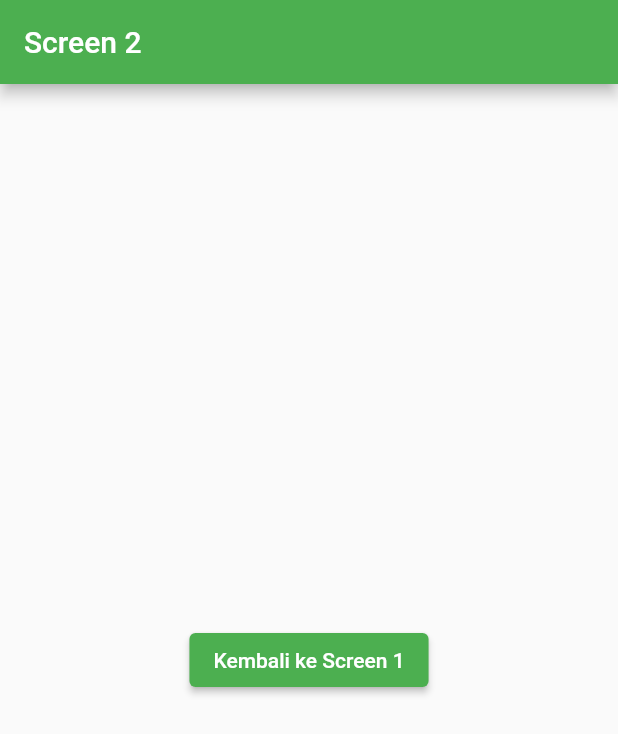
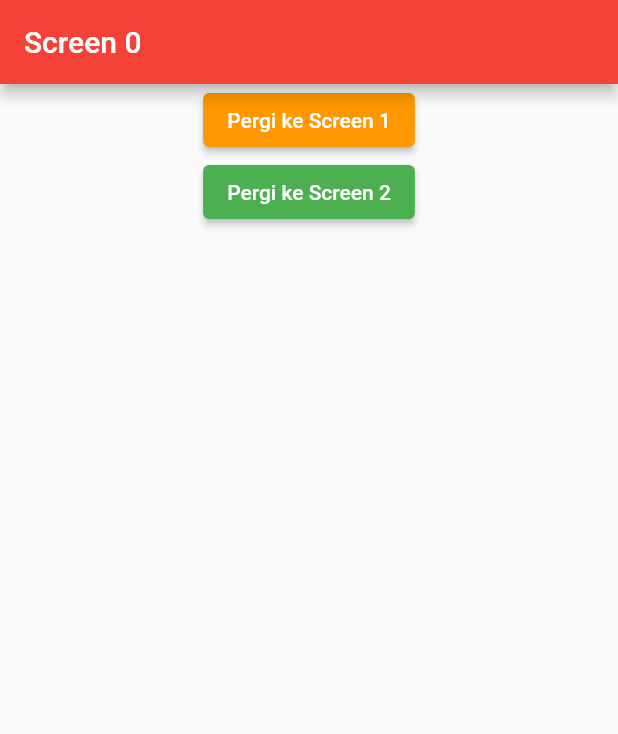
Before and after one commit to erickdarmawan/it_box_tutorial_2, a Flutter app: the screen it shows after launch, on a phone screen of 412 x 824 dp. Shown: the top 734 px of the screen. Run offline on Flutter 3.47's test engine with Material 2 defaults, Android fonts, the phone set to English and light mode, and no system bars.

Commit message:
finished it_box_tutorial_2

```diff
--- a/lib/main.dart
+++ b/lib/main.dart
@@ -1,6 +1,9 @@
 import 'package:flutter/material.dart';
+import 'package:it_box_tutorial_2/screen_0.dart';
 import 'package:it_box_tutorial_2/screen_2.dart';
 import 'screen_1.dart';
+import 'screen_0.dart';
+import 'screen_2.dart';
 
 void main() => runApp(MyApp());
 
@@ -8,7 +11,13 @@ class MyApp extends StatelessWidget {
   @override
   Widget build(BuildContext context) {
     return MaterialApp(
-      home: Screen2(),
+      // home: Screen0(),
+      initialRoute: '/',
+      routes: {
+        '/': (context) => Screen0(),
+        '/first': (context) => Screen1(),
+        '/second': (context) => Screen2(),
+      },
     );
   }
 }
--- a/lib/screen_0.dart
+++ b/lib/screen_0.dart
@@ -1,9 +1,36 @@
+import 'package:flutter/material.dart';
 import 'package:flutter/src/widgets/framework.dart';
 import 'package:flutter/src/widgets/placeholder.dart';
 
 class Screen0 extends StatelessWidget {
   @override
   Widget build(BuildContext context) {
-    return const Placeholder();
+    return Scaffold(
+      appBar: AppBar(
+        title: Text('Screen 0'),
+        backgroundColor: Colors.red,
+      ),
+      body: Center(
+          child: Column(
+        children: [
+          ElevatedButton(
+            onPressed: () {
+              Navigator.pushReplacementNamed(context, '/first');
+            },
+            child: Text('Pergi ke Screen 1'),
+            style: ButtonStyle(
+                backgroundColor: MaterialStateProperty.all(Colors.orange)),
+          ),
+          ElevatedButton(
+            onPressed: () {
+              Navigator.pushNamed(context, '/second');
+            },
+            child: Text('Pergi ke Screen 2'),
+            style: ButtonStyle(
+                backgroundColor: MaterialStateProperty.all(Colors.green)),
+          )
+        ],
+      )),
+    );
   }
 }
--- a/lib/screen_2.dart
+++ b/lib/screen_2.dart
@@ -9,7 +9,9 @@ class Screen2 extends StatelessWidget {
       appBar: AppBar(title: Text('Screen 2'), backgroundColor: Colors.green),
       body: Center(
         child: ElevatedButton(
-          onPressed: () {},
+          onPressed: () {
+            Navigator.pop(context);
+          },
           child: Text('Kembali ke Screen 1'),
           style: ElevatedButton.styleFrom(backgroundColor: Colors.green),
         ),
```
Also changed, not shown: lib/screen_1.dart (+6 -1 lines).
